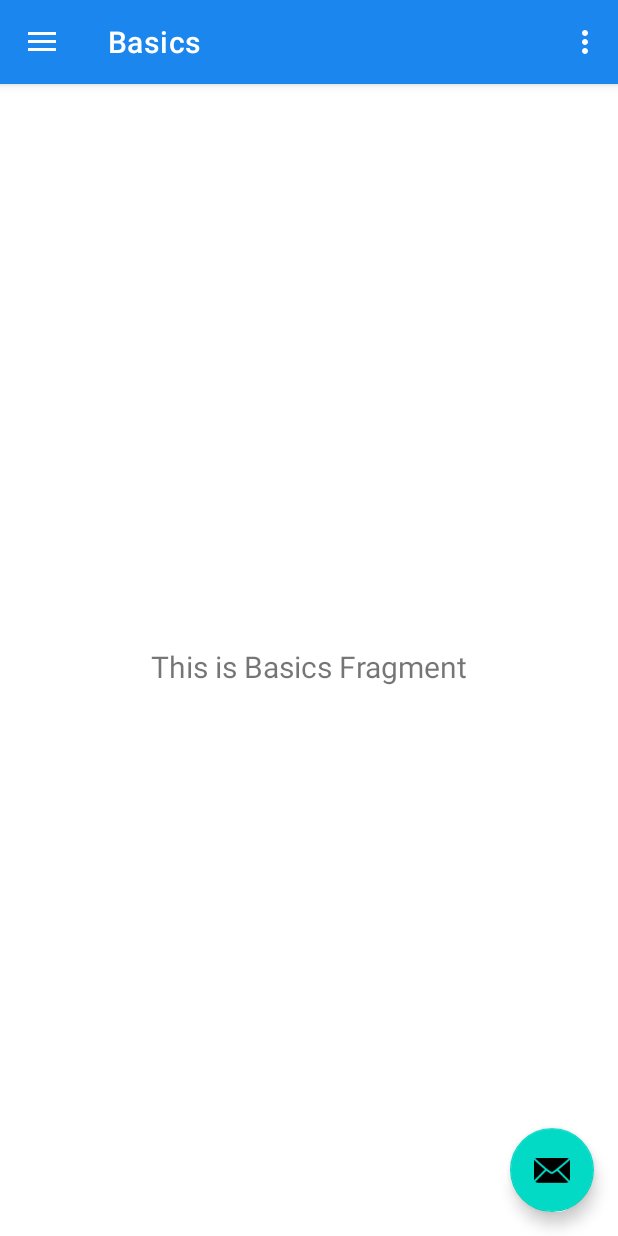
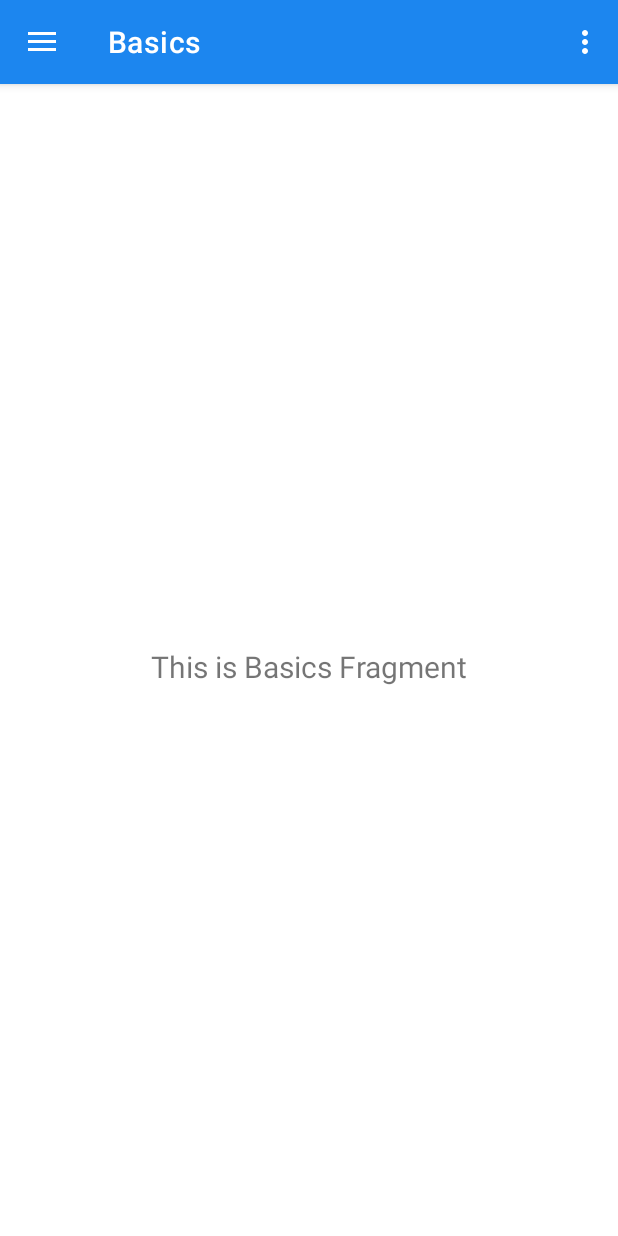
Before and after one commit to maciejglownia/HamburgerMenu, an Android app: the screen it shows after launch (MainActivity), in the side drawer, after a tap on "Basics", on a phone screen of 412 x 824 dp. Run offline under Robolectric (Android 15) with nearby library versions, the phone set to English and light mode, and no system bars; our stand-ins replace navigation-ui.

Commit message:
Remove floating action bar

```diff
--- a/app/src/main/java/com/glownia/maciej/hamburgermenu/MainActivity.kt
+++ b/app/src/main/java/com/glownia/maciej/hamburgermenu/MainActivity.kt
@@ -26,10 +26,10 @@ class MainActivity : AppCompatActivity() {
 
         setSupportActionBar(binding.appBarMain.toolbar)
 
-        binding.appBarMain.fab.setOnClickListener { view ->
-            Snackbar.make(view, "Replace with your own action", Snackbar.LENGTH_LONG)
-                .setAction("Action", null).show()
-        }
+//        binding.appBarMain.fab.setOnClickListener { view ->
+//            Snackbar.make(view, "Replace with your own action", Snackbar.LENGTH_LONG)
+//                .setAction("Action", null).show()
+//        }
         val drawerLayout: DrawerLayout = binding.drawerLayout
         val navView: NavigationView = binding.navView
         val navController = findNavController(R.id.nav_host_fragment_content_main)
--- a/app/src/main/res/layout/app_bar_main.xml
+++ b/app/src/main/res/layout/app_bar_main.xml
@@ -22,13 +22,13 @@
 
     <include layout="@layout/content_main" />
 
-    <com.google.android.material.floatingactionbutton.FloatingActionButton
-        android:id="@+id/fab"
-        android:layout_width="wrap_content"
-        android:layout_height="wrap_content"
-        android:layout_gravity="bottom|end"
-        android:layout_marginEnd="@dimen/fab_margin"
-        android:layout_marginBottom="16dp"
-        app:srcCompat="@android:drawable/ic_dialog_email" />
+<!--    <com.google.android.material.floatingactionbutton.FloatingActionButton-->
+<!--        android:id="@+id/fab"-->
+<!--        android:layout_width="wrap_content"-->
+<!--        android:layout_height="wrap_content"-->
+<!--        android:layout_gravity="bottom|end"-->
+<!--        android:layout_marginEnd="@dimen/fab_margin"-->
+<!--        android:layout_marginBottom="16dp"-->
+<!--        app:srcCompat="@android:drawable/ic_dialog_email" />-->
 
 </androidx.coordinatorlayout.widget.CoordinatorLayout>
```
